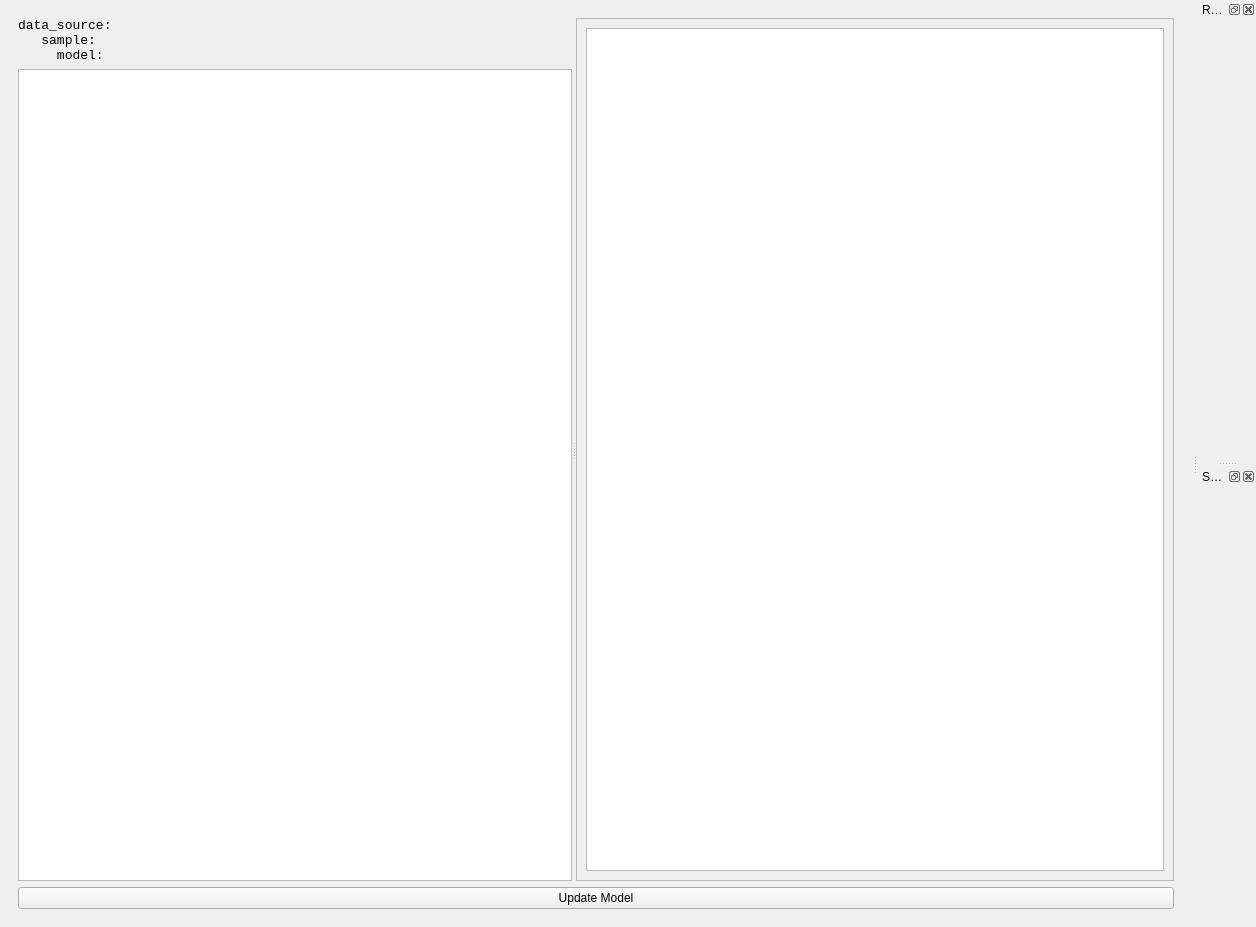
The window that orso_sample_builder/main_window.ui (reflectivity/orso_tools) describes before a commit, drawn with Qt 5.
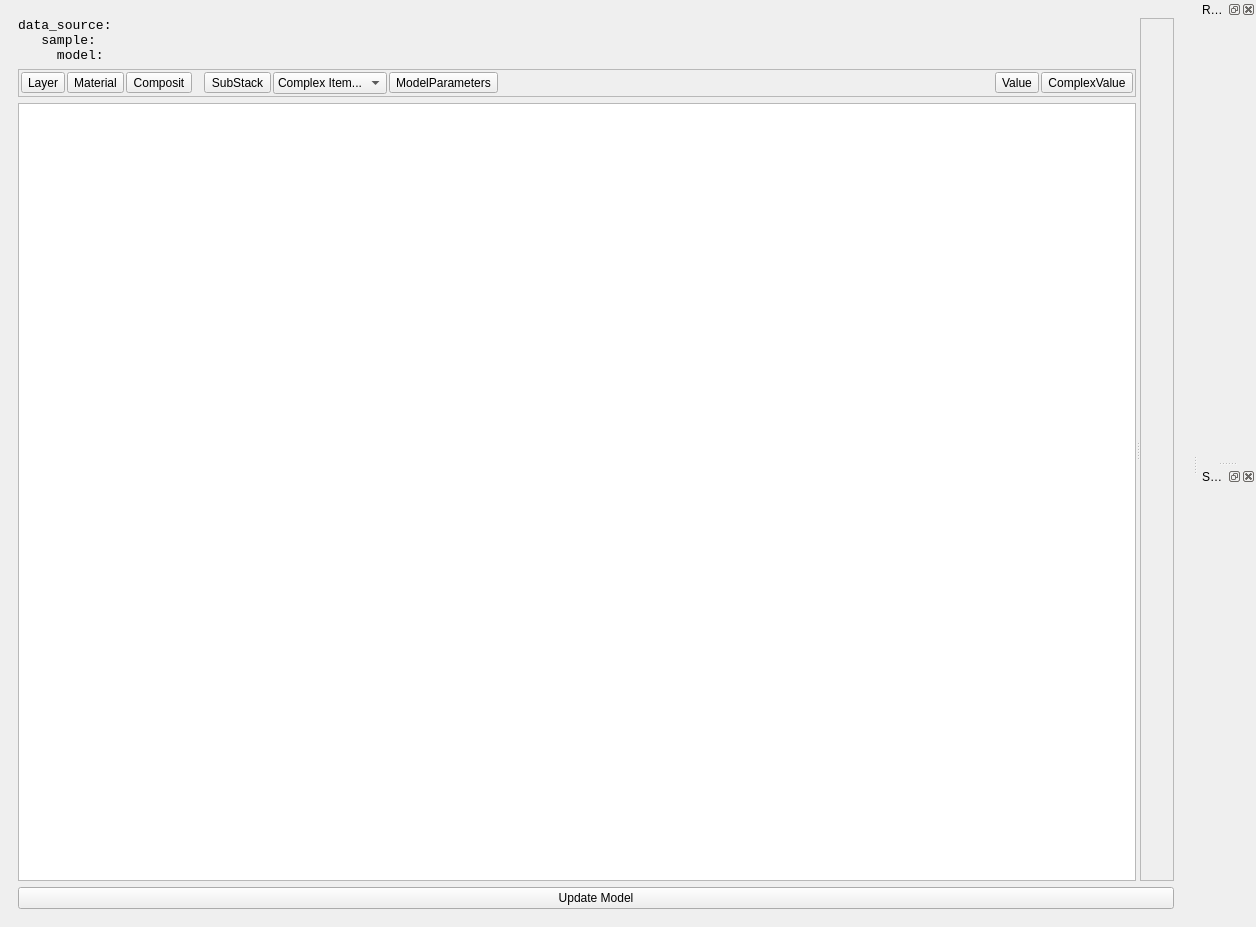
The same window after the commit. Custom widgets are drawn as their Qt base class.

Commit message: Working sample_builder with text heighlighting, insertion of text from class information and sample display

The edit to the form file:
```diff
--- a/orso_sample_builder/main_window.ui
+++ b/orso_sample_builder/main_window.ui
@@ -40,6 +40,120 @@
              </property>
             </widget>
            </item>
+           <item>
+            <widget class="QFrame" name="editor_toolbar">
+             <property name="frameShape">
+              <enum>QFrame::StyledPanel</enum>
+             </property>
+             <property name="frameShadow">
+              <enum>QFrame::Sunken</enum>
+             </property>
+             <layout class="QHBoxLayout" name="horizontalLayout">
+              <property name="spacing">
+               <number>2</number>
+              </property>
+              <property name="leftMargin">
+               <number>2</number>
+              </property>
+              <property name="topMargin">
+               <number>2</number>
+              </property>
+              <property name="rightMargin">
+               <number>2</number>
+              </property>
+              <property name="bottomMargin">
+               <number>2</number>
+              </property>
+              <item>
+               <widget class="QToolButton" name="button_layer">
+                <property name="text">
+                 <string>Layer</string>
+                </property>
+               </widget>
+              </item>
+              <item>
+               <widget class="QToolButton" name="button_material">
+                <property name="text">
+                 <string>Material</string>
+                </property>
+               </widget>
+              </item>
+              <item>
+               <widget class="QToolButton" name="button_composit">
+                <property name="text">
+                 <string>Composit</string>
+                </property>
+               </widget>
+              </item>
+              <item>
+               <spacer name="horizontalSpacer_2">
+                <property name="orientation">
+                 <enum>Qt::Horizontal</enum>
+                </property>
+                <property name="sizeType">
+                 <enum>QSizePolicy::Fixed</enum>
+                </property>
+                <property name="sizeHint" stdset="0">
+                 <size>
+                  <width>10</width>
+                  <height>20</height>
+                 </size>
+                </property>
+               </spacer>
+              </item>
+              <item>
+               <widget class="QToolButton" name="button_substack">
+                <property name="text">
+                 <string>SubStack</string>
+                </property>
+               </widget>
+              </item>
+              <item>
+               <widget class="QComboBox" name="complex_selector">
+                <item>
+                 <property name="text">
+                  <string>Complex Item...</string>
+                 </property>
+                </item>
+               </widget>
+              </item>
+              <item>
+               <widget class="QToolButton" name="toolButton">
+                <property name="text">
+                 <string>ModelParameters</string>
+                </property>
+               </widget>
+              </item>
+              <item>
+               <spacer name="horizontalSpacer">
+                <property name="orientation">
+                 <enum>Qt::Horizontal</enum>
+                </property>
+                <property name="sizeHint" stdset="0">
+                 <size>
+                  <width>40</width>
+                  <height>20</height>
+                 </size>
+                </property>
+               </spacer>
+              </item>
+              <item>
+               <widget class="QToolButton" name="button_value">
+                <property name="text">
+                 <string>Value</string>
+                </property>
+               </widget>
+              </item>
+              <item>
+               <widget class="QToolButton" name="button_complexvalue">
+                <property name="text">
+                 <string>ComplexValue</string>
+                </property>
+               </widget>
+              </item>
+             </layout>
+            </widget>
+           </item>
            <item>
             <widget class="ModelEditor" name="model_editor">
              <property name="acceptRichText">
@@ -58,7 +172,7 @@
           </property>
           <layout class="QVBoxLayout" name="verticalLayout_3">
            <item>
-            <widget class="QGraphicsView" name="model_builder"/>
+            <widget class="SampleViewer" name="model_viewer" native="true"/>
            </item>
           </layout>
          </widget>
@@ -124,6 +238,12 @@
    <extends>QTextEdit</extends>
    <header location="global">.model_editor.h</header>
   </customwidget>
+  <customwidget>
+   <class>SampleViewer</class>
+   <extends>QWidget</extends>
+   <header location="global">orso_tools.sample_viewer.h</header>
+   <container>1</container>
+  </customwidget>
  </customwidgets>
  <resources/>
  <connections>
```
Left out of the diff: 1 changed line with no effect on the pictures. The commit also changes 6 other files.
